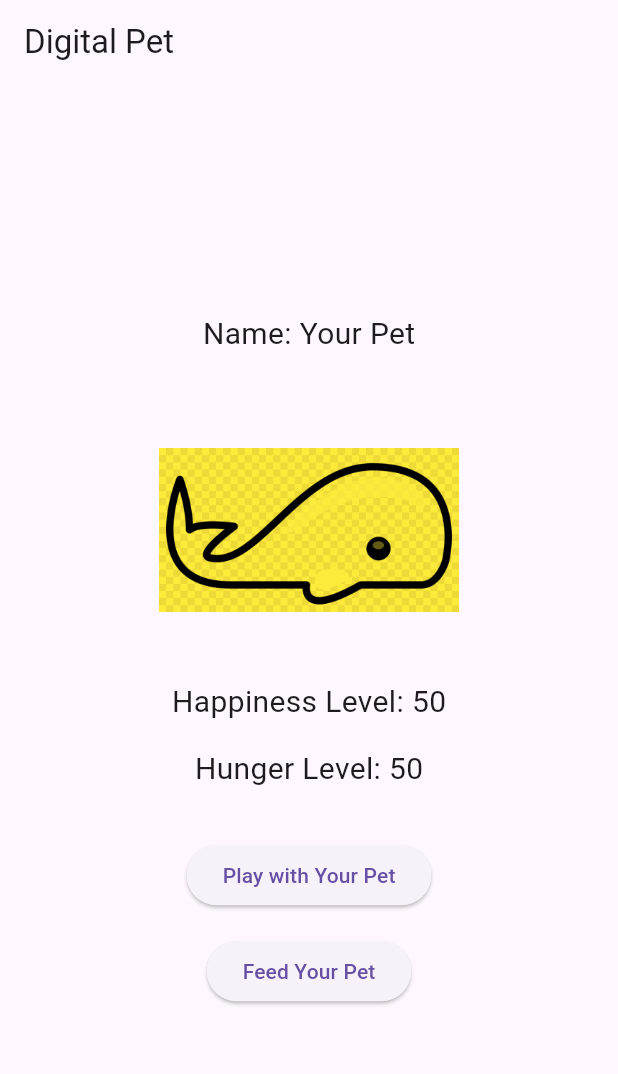
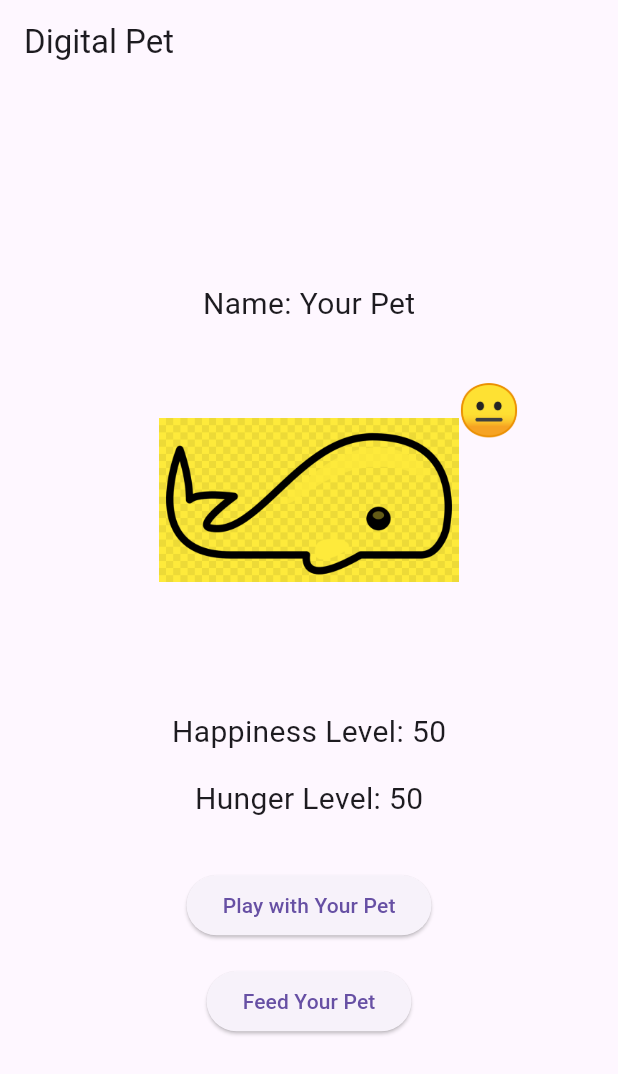
Before and after one commit to Ed-Zheng/act5, a Flutter app: the screen it shows after launch, on a phone screen of 412 x 824 dp. Shown: the top 1074 px of the screen. Run offline on Flutter 3.47's test engine with Material 3 defaults, Android fonts, the phone set to English and light mode, and no system bars.

```diff
--- a/lib/main.dart
+++ b/lib/main.dart
@@ -58,6 +58,16 @@ class _DigitalPetAppState extends State<DigitalPetApp> {
     }
   }
 
+  String _moodEmoji(double happinessLevel) {
+    if (happinessLevel > 70) {
+      return 'assets/images/happy.png';
+    } else if (happinessLevel >= 30) {
+      return 'assets/images/neutral.png';
+    } else {
+      return 'assets/images/angry.png';
+    }
+  }
+
   @override
   Widget build(BuildContext context) {
     return Scaffold(
@@ -86,6 +96,15 @@ class _DigitalPetAppState extends State<DigitalPetApp> {
                 'assets/images/pet_whale.png',
                 width: 200,
                 height: 200,
+              ),
+            ),
+
+            Transform.translate(
+              offset: const Offset(120, -180),
+              child: Image.asset(
+                _moodEmoji(happinessLevel.toDouble()),
+                width: 40,
+                height: 40,
               ),
             ),
 
```
